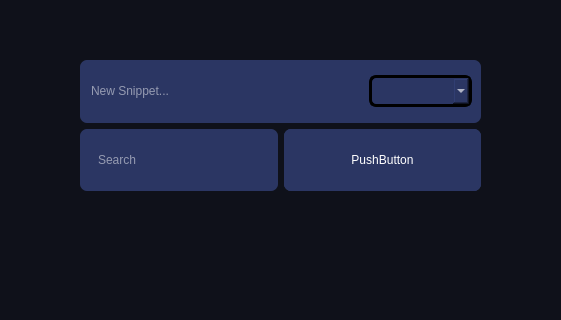
First picture: the form in mainwindow.ui, repository Deatrax/codenheimer, before the edit; both pictures show x 327 to 888 and y 254 to 574 of the 1041 by 683 pixel window.
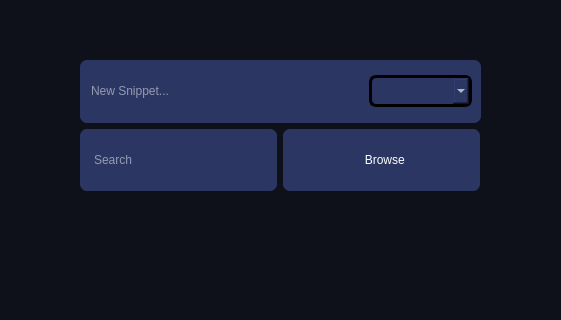
Second picture: the form after the edit.

Commit message: the central browse button was completed alhamdullilah

Patch:
```diff
--- a/mainwindow.ui
+++ b/mainwindow.ui
@@ -577,6 +577,24 @@
                  </property>
                  <item>
                   <widget class="QGroupBox" name="searchBox">
+                   <property name="sizePolicy">
+                    <sizepolicy hsizetype="Fixed" vsizetype="Fixed">
+                     <horstretch>0</horstretch>
+                     <verstretch>0</verstretch>
+                    </sizepolicy>
+                   </property>
+                   <property name="minimumSize">
+                    <size>
+                     <width>197</width>
+                     <height>62</height>
+                    </size>
+                   </property>
+                   <property name="maximumSize">
+                    <size>
+                     <width>197</width>
+                     <height>62</height>
+                    </size>
+                   </property>
                    <property name="styleSheet">
                     <string notr="true">background:#2B3663;
 border-radius:7px;</string>
@@ -620,19 +638,7 @@
                      </widget>
                     </item>
                     <item>
-                     <widget class="QLabel" name="centralSearchIcon">
-                      <property name="sizePolicy">
-                       <sizepolicy hsizetype="Fixed" vsizetype="Preferred">
-                        <horstretch>0</horstretch>
-                        <verstretch>0</verstretch>
-                       </sizepolicy>
-                      </property>
-                      <property name="minimumSize">
-                       <size>
-                        <width>30</width>
-                        <height>0</height>
-                       </size>
-                      </property>
+                     <widget class="QPushButton" name="centralSearchIcon">
                       <property name="text">
                        <string/>
                       </property>
@@ -643,9 +649,35 @@
                  </item>
                  <item>
                   <widget class="QGroupBox" name="browseBox">
+                   <property name="sizePolicy">
+                    <sizepolicy hsizetype="Fixed" vsizetype="Fixed">
+                     <horstretch>0</horstretch>
+                     <verstretch>0</verstretch>
+                    </sizepolicy>
+                   </property>
+                   <property name="minimumSize">
+                    <size>
+                     <width>197</width>
+                     <height>62</height>
+                    </size>
+                   </property>
+                   <property name="maximumSize">
+                    <size>
+                     <width>197</width>
+                     <height>62</height>
+                    </size>
+                   </property>
                    <property name="styleSheet">
-                    <string notr="true">background:#2B3663;
-border-radius:7px;</string>
+                    <string notr="true">QPushButton {
+    background: #2B3663; /* Normal background */
+    border-radius: 7px;  /* Border radius for normal state */
+    border: none;        /* Optional: removes any border */
+}
+
+QPushButton:hover {
+    background: #3B4984; /* Background color on hover */
+    border-radius: 7px;  /* Keep the same border radius */
+}</string>
                    </property>
                    <property name="title">
                     <string/>
@@ -674,8 +706,14 @@
                         <verstretch>0</verstretch>
                        </sizepolicy>
                       </property>
+                      <property name="maximumSize">
+                       <size>
+                        <width>197</width>
+                        <height>62</height>
+                       </size>
+                      </property>
                       <property name="text">
-                       <string>PushButton</string>
+                       <string>  Browse</string>
                       </property>
                      </widget>
                     </item>
```
Left out of the diff: 2 changed lines with no effect on the pictures. The commit also changes 2 other files.
